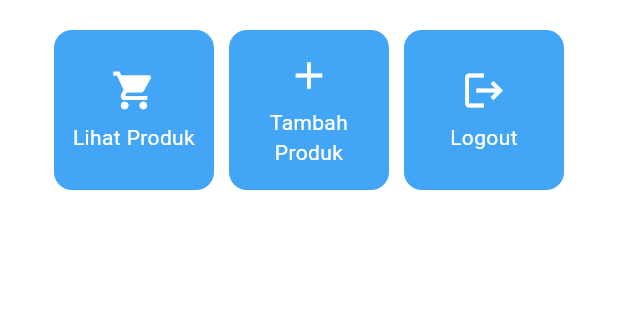
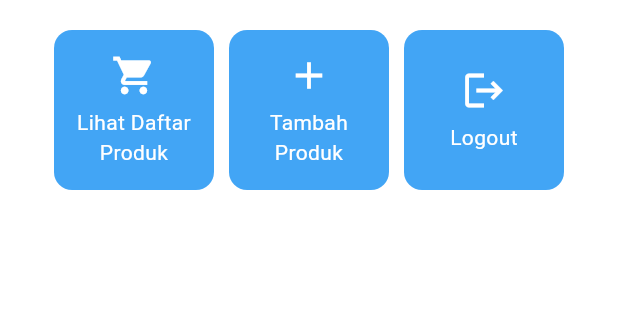
Before and after one commit to daffadesra/find-your-fits-mobile, a Flutter app: the screen it shows after launch, on a phone screen of 412 x 824 dp, the part 372-692 px from its top. Run offline on Flutter 3.47's test engine with Material 3 defaults, Android fonts, the phone set to English and light mode, and no system bars.

Commit message:
Menyelesaikan Tugas 7

```diff
--- a/lib/main.dart
+++ b/lib/main.dart
@@ -12,7 +12,7 @@ class MyApp extends StatelessWidget {
   @override
   Widget build(BuildContext context) {
     return MaterialApp(
-      title: 'Flutter Demo',
+      title: 'Find Your Fits',
       theme: ThemeData(
         // This is the theme of your application.
         //
@@ -31,7 +31,8 @@ class MyApp extends StatelessWidget {
         // tested with just a hot reload.
         colorScheme: ColorScheme.fromSwatch(
           primarySwatch: Colors.blue,
-        ).copyWith(secondary: Colors.blue[400]),        useMaterial3: true,
+        ).copyWith(secondary: Colors.blue[400]),
+        useMaterial3: true,
       ),
       home: MyHomePage(),
     );
--- a/lib/menu.dart
+++ b/lib/menu.dart
@@ -5,7 +5,7 @@ class MyHomePage extends StatelessWidget {
   final String name = 'Daffa Desra Hastiar';
   final String className = 'PBP C';
   final List<ItemHomepage> items = [
-    ItemHomepage("Lihat Produk", Icons.shopping_cart),
+    ItemHomepage("Lihat Daftar Produk", Icons.shopping_cart),
     ItemHomepage("Tambah Produk", Icons.add),
     ItemHomepage("Logout", Icons.logout),
   ];
@@ -94,10 +94,8 @@ class MyHomePage extends StatelessWidget {
 }
 class InfoCard extends StatelessWidget {
   // Kartu informasi yang menampilkan title dan content.
-
   final String title;  // Judul kartu.
   final String content;  // Isi kartu.
-
   const InfoCard({super.key, required this.title, required this.content});
 
   @override
@@ -127,12 +125,16 @@ class InfoCard extends StatelessWidget {
     );
   }
 }
+class ItemHomepage {
+  final String name;
+  final IconData icon;
+
+  ItemHomepage(this.name, this.icon);
+}
 
 class ItemCard extends StatelessWidget {
   // Menampilkan kartu dengan ikon dan nama.
-
   final ItemHomepage item;
-
   const ItemCard(this.item, {super.key});
 
   @override
@@ -181,11 +183,3 @@ class ItemCard extends StatelessWidget {
   }
 
 }
-
-
-class ItemHomepage {
-  final String name;
-  final IconData icon;
-
-  ItemHomepage(this.name, this.icon);
-}
```
Also changed, not shown: 1 other file.
